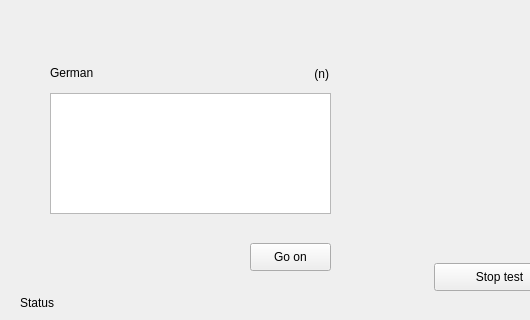
Above: test.ui from nikolai-baschinski/UVT before the change; both pictures show x 0 to 530 and y 117 to 437 of the 612 by 437 pixel window. Below: the same form after it.
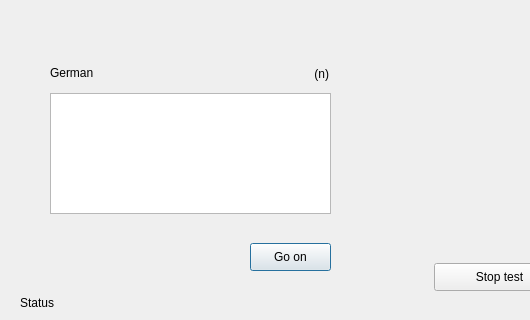
That is the form after the change.

Commit message: Enhanced the tab button functionality in the test dialog.

Patch:
```diff
--- a/test.ui
+++ b/test.ui
@@ -90,6 +90,9 @@
    <property name="autoDefault">
     <bool>false</bool>
    </property>
+   <property name="default">
+    <bool>true</bool>
+   </property>
   </widget>
   <widget class="QLabel" name="label_NumberTranslations">
    <property name="geometry">
```
The commit also changes 1 other file.
